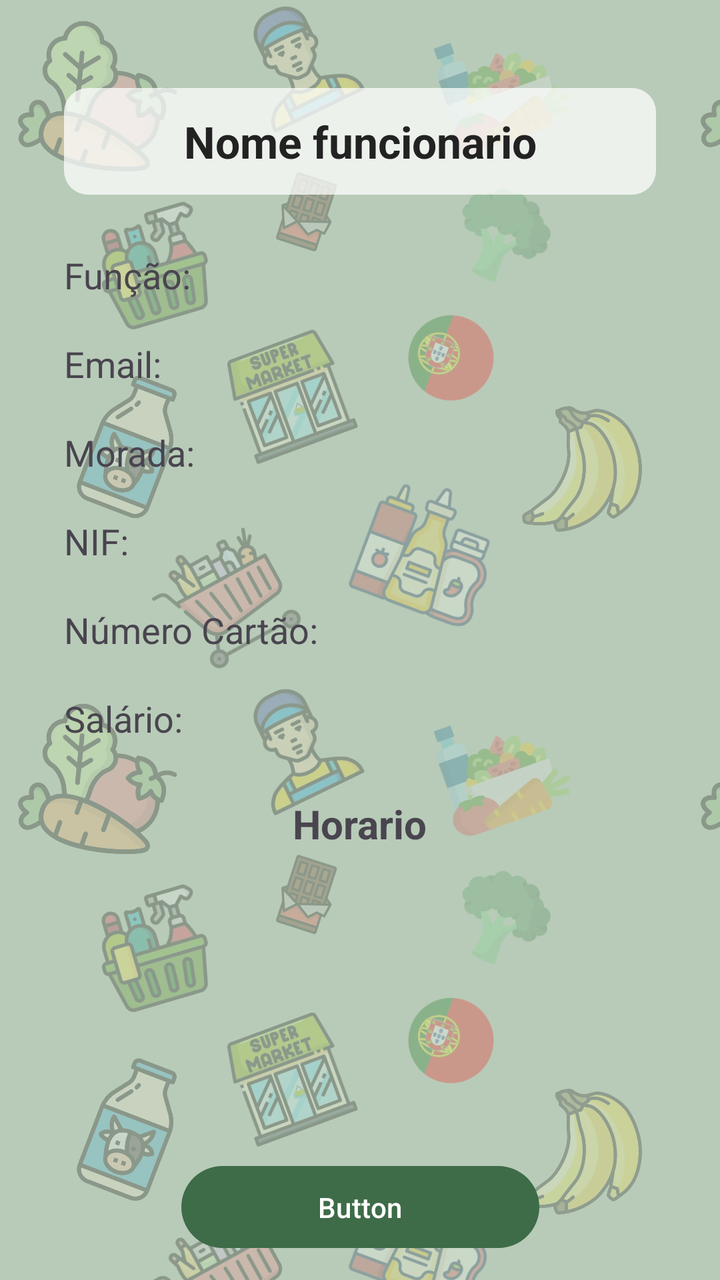
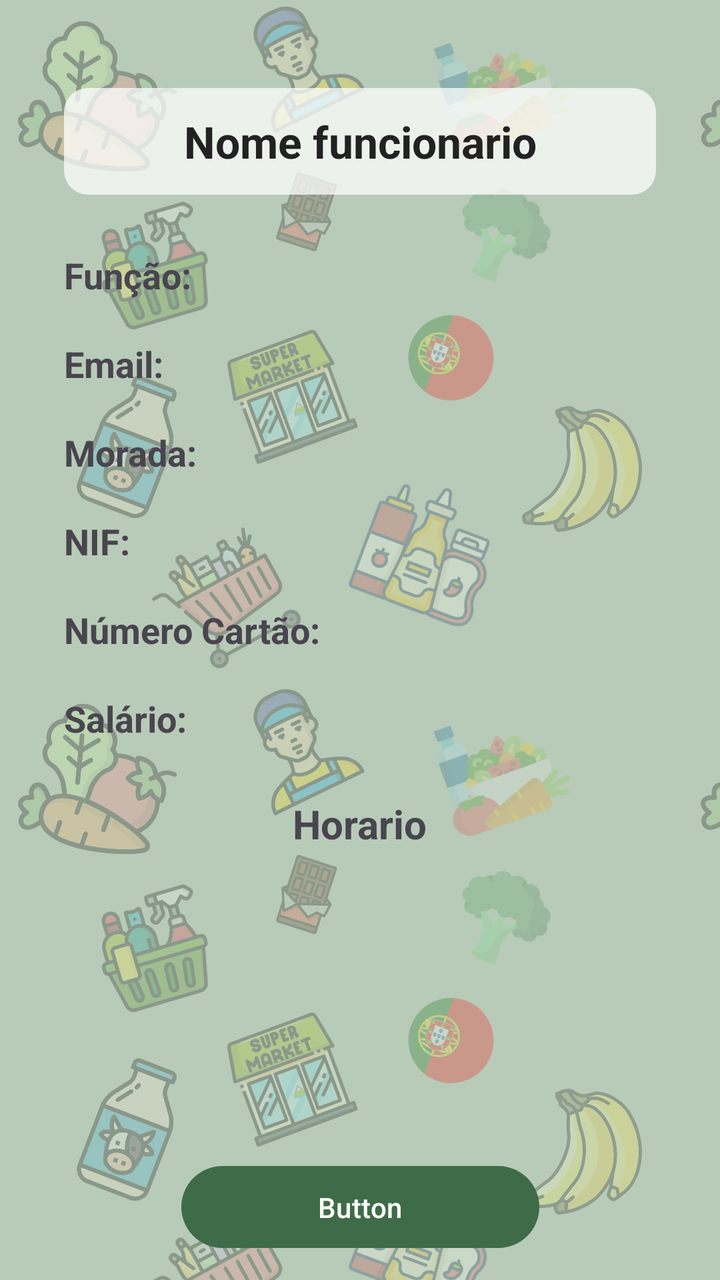

Before-and-after screenshots of an Android layout around one commit, followed by the original layout XML and the change that was made.
<!-- AndroidManifest.xml: application theme Theme.ProjectDroid_1220893_1241190 -->
<!-- res/layout/activity_detalhes_funcionario.xml -->
<?xml version="1.0" encoding="utf-8"?>
<androidx.constraintlayout.widget.ConstraintLayout xmlns:android="http://schemas.android.com/apk/res/android"
    xmlns:app="http://schemas.android.com/apk/res-auto"
    xmlns:tools="http://schemas.android.com/tools"
    android:id="@+id/main"
    android:layout_width="match_parent"
    android:layout_height="match_parent"
    tools:context=".ui.DetalhesFuncionario">

    <TextView
        android:id="@+id/nomeFuncionario"
        style="@style/TextoComFundo"
        android:layout_width="0dp"
        android:layout_height="wrap_content"
        android:layout_marginStart="32dp"
        android:layout_marginTop="44dp"
        android:layout_marginEnd="32dp"
        android:gravity="center"
        android:text="Nome funcionario"
        android:textSize="22sp"
        android:textStyle="bold"
        app:layout_constraintEnd_toEndOf="parent"
        app:layout_constraintStart_toStartOf="parent"
        app:layout_constraintTop_toTopOf="parent" />

    <TextView
        android:id="@+id/funcaoFuncionario"
        android:layout_width="0dp"
        android:layout_height="wrap_content"
        android:layout_marginStart="32dp"
        android:layout_marginTop="28dp"
        android:layout_marginEnd="32dp"
        android:text="Função:"
        android:textSize="18sp"
        app:layout_constraintEnd_toEndOf="parent"
        app:layout_constraintStart_toStartOf="parent"
        app:layout_constraintTop_toBottomOf="@+id/nomeFuncionario" />

    <TextView
        android:id="@+id/emailFuncionario"
        android:layout_width="0dp"
        android:layout_height="wrap_content"
        android:layout_marginStart="32dp"
        android:layout_marginTop="20dp"
        android:layout_marginEnd="32dp"
        android:text="Email:"
        android:textSize="18sp"
        app:layout_constraintEnd_toEndOf="parent"
        app:layout_constraintStart_toStartOf="parent"
        app:layout_constraintTop_toBottomOf="@+id/funcaoFuncionario" />

    <TextView
        android:id="@+id/moradaFuncionario"
        android:layout_width="0dp"
        android:layout_height="wrap_content"
        android:layout_marginStart="32dp"
        android:layout_marginTop="20dp"
        android:layout_marginEnd="32dp"
        android:text="Morada:"
        android:textSize="18sp"
        app:layout_constraintEnd_toEndOf="parent"
        app:layout_constraintStart_toStartOf="parent"
        app:layout_constraintTop_toBottomOf="@+id/emailFuncionario" />

    <TextView
        android:id="@+id/nifFuncionario"
        android:layout_width="0dp"
        android:layout_height="wrap_content"
        android:layout_marginStart="32dp"
        android:layout_marginTop="20dp"
        android:layout_marginEnd="32dp"
        android:text="NIF:"
        android:textSize="18sp"
        app:layout_constraintEnd_toEndOf="parent"
        app:layout_constraintStart_toStartOf="parent"
        app:layout_constraintTop_toBottomOf="@+id/moradaFuncionario" />

    <TextView
        android:id="@+id/nCartaoFuncionario"
        android:layout_width="0dp"
        android:layout_height="wrap_content"
        android:layout_marginStart="32dp"
        android:layout_marginTop="20dp"
        android:layout_marginEnd="32dp"
        android:text="Número Cartão:"
        android:textSize="18sp"
        app:layout_constraintEnd_toEndOf="parent"
        app:layout_constraintStart_toStartOf="parent"
        app:layout_constraintTop_toBottomOf="@+id/nifFuncionario" />

    <TextView
        android:id="@+id/salarioFuncionario"
        android:layout_width="0dp"
        android:layout_height="wrap_content"
        android:layout_marginStart="32dp"
        android:layout_marginTop="20dp"
        android:layout_marginEnd="32dp"
        android:text="Salário:"
        android:textSize="18sp"
        app:layout_constraintEnd_toEndOf="parent"
        app:layout_constraintStart_toStartOf="parent"
        app:layout_constraintTop_toBottomOf="@+id/nCartaoFuncionario" />

    <TextView
        android:id="@+id/textView3"
        android:layout_width="wrap_content"
        android:layout_height="wrap_content"
        android:layout_marginTop="27dp"
        android:text="Horario"
        android:textSize="20sp"
        android:textStyle="bold"
        app:layout_constraintEnd_toEndOf="parent"
        app:layout_constraintStart_toStartOf="parent"
        app:layout_constraintTop_toBottomOf="@+id/salarioFuncionario" />

    <androidx.recyclerview.widget.RecyclerView
        android:id="@+id/rvDetalhesHorarioFunc"
        android:layout_width="0dp"
        android:layout_height="0dp"
        android:layout_marginStart="8dp"
        android:layout_marginTop="8dp"
        android:layout_marginEnd="8dp"
        android:layout_marginBottom="8dp"
        app:layout_constraintBottom_toTopOf="@+id/buttonGoGo"
        app:layout_constraintEnd_toEndOf="parent"
        app:layout_constraintStart_toStartOf="parent"
        app:layout_constraintTop_toBottomOf="@+id/textView3" />

    <Button
        android:id="@+id/buttonGoGo"
        android:layout_width="179dp"
        android:layout_height="49dp"
        android:layout_marginBottom="12dp"
        android:text="Button"
        app:layout_constraintBottom_toBottomOf="parent"
        app:layout_constraintEnd_toEndOf="parent"
        app:layout_constraintStart_toStartOf="parent" />
</androidx.constraintlayout.widget.ConstraintLayout>
<!-- resources referenced by this layout -->
<resources>
  <style name="TextoComFundo" parent="Widget.AppCompat.TextView">
          <item name="android:background">@drawable/fundo_edittext</item>
          <item name="android:padding">12dp</item>
          <item name="android:textColor">#222222</item>
      </style>
  <style name="Theme.ProjectDroid_1220893_1241190" parent="Base.Theme.ProjectDroid_1220893_1241190" />
  <!-- drawable fundo_edittext (drawable) -->
  <?xml version="1.0" encoding="utf-8"?>
  <shape xmlns:android="http://schemas.android.com/apk/res/android"
      android:shape="rectangle">
      <solid android:color="#BCFFFFFF" />
      <corners android:radius="12dp" />
  </shape>
  <style name="Base.Theme.ProjectDroid_1220893_1241190" parent="Theme.Material3.DayNight.NoActionBar">
          
          <item name="android:windowBackground">@drawable/fundo_supermercado</item>
  
          
          <item name="colorPrimary">@color/verde_botao</item>
          <item name="colorOnPrimary">@color/white</item>
          <item name="colorPrimaryContainer">@color/verde_botao</item>
  
          
          <item name="editTextStyle">@style/fundoElementosLayout</item>
          <item name="spinnerStyle">@style/fundoElementosLayout</item>
  
  
  
      </style>
  <!-- drawable fundo_supermercado (drawable) -->
  <?xml version="1.0" encoding="utf-8"?>
  <bitmap xmlns:android="http://schemas.android.com/apk/res/android"
      android:src="@drawable/padrao_fundo"
      android:tileMode="repeat" />
  <color name="verde_botao">#3E6B48</color>
  <color name="white">#FFFFFFFF</color>
  <style name="fundoElementosLayout" parent="Widget.AppCompat.EditText">
          <item name="android:background">@drawable/fundo_edittext</item>
          <item name="android:padding">12dp</item>
          <item name="android:textColor">#222222</item>
          <item name="android:textColorHint">#6B6B6B</item>
      </style>
  <!-- drawable padrao_fundo: png bitmap (drawable-nodpi, 387805 bytes) -->
</resources>

<!-- the commit's change to res/layout/activity_detalhes_funcionario.xml (unified diff, before → after) -->
@@ -32,6 +32,7 @@
         android:layout_marginEnd="32dp"
         android:text="Função:"
         android:textSize="18sp"
+        android:textStyle="bold"
         app:layout_constraintEnd_toEndOf="parent"
         app:layout_constraintStart_toStartOf="parent"
         app:layout_constraintTop_toBottomOf="@+id/nomeFuncionario" />
@@ -45,6 +46,7 @@
         android:layout_marginEnd="32dp"
         android:text="Email:"
         android:textSize="18sp"
+        android:textStyle="bold"
         app:layout_constraintEnd_toEndOf="parent"
         app:layout_constraintStart_toStartOf="parent"
         app:layout_constraintTop_toBottomOf="@+id/funcaoFuncionario" />
@@ -58,6 +60,7 @@
         android:layout_marginEnd="32dp"
         android:text="Morada:"
         android:textSize="18sp"
+        android:textStyle="bold"
         app:layout_constraintEnd_toEndOf="parent"
         app:layout_constraintStart_toStartOf="parent"
         app:layout_constraintTop_toBottomOf="@+id/emailFuncionario" />
@@ -71,6 +74,7 @@
         android:layout_marginEnd="32dp"
         android:text="NIF:"
         android:textSize="18sp"
+        android:textStyle="bold"
         app:layout_constraintEnd_toEndOf="parent"
         app:layout_constraintStart_toStartOf="parent"
         app:layout_constraintTop_toBottomOf="@+id/moradaFuncionario" />
@@ -84,6 +88,7 @@
         android:layout_marginEnd="32dp"
         android:text="Número Cartão:"
         android:textSize="18sp"
+        android:textStyle="bold"
         app:layout_constraintEnd_toEndOf="parent"
         app:layout_constraintStart_toStartOf="parent"
         app:layout_constraintTop_toBottomOf="@+id/nifFuncionario" />
@@ -97,6 +102,7 @@
         android:layout_marginEnd="32dp"
         android:text="Salário:"
         android:textSize="18sp"
+        android:textStyle="bold"
         app:layout_constraintEnd_toEndOf="parent"
         app:layout_constraintStart_toStartOf="parent"
         app:layout_constraintTop_toBottomOf="@+id/nCartaoFuncionario" />
